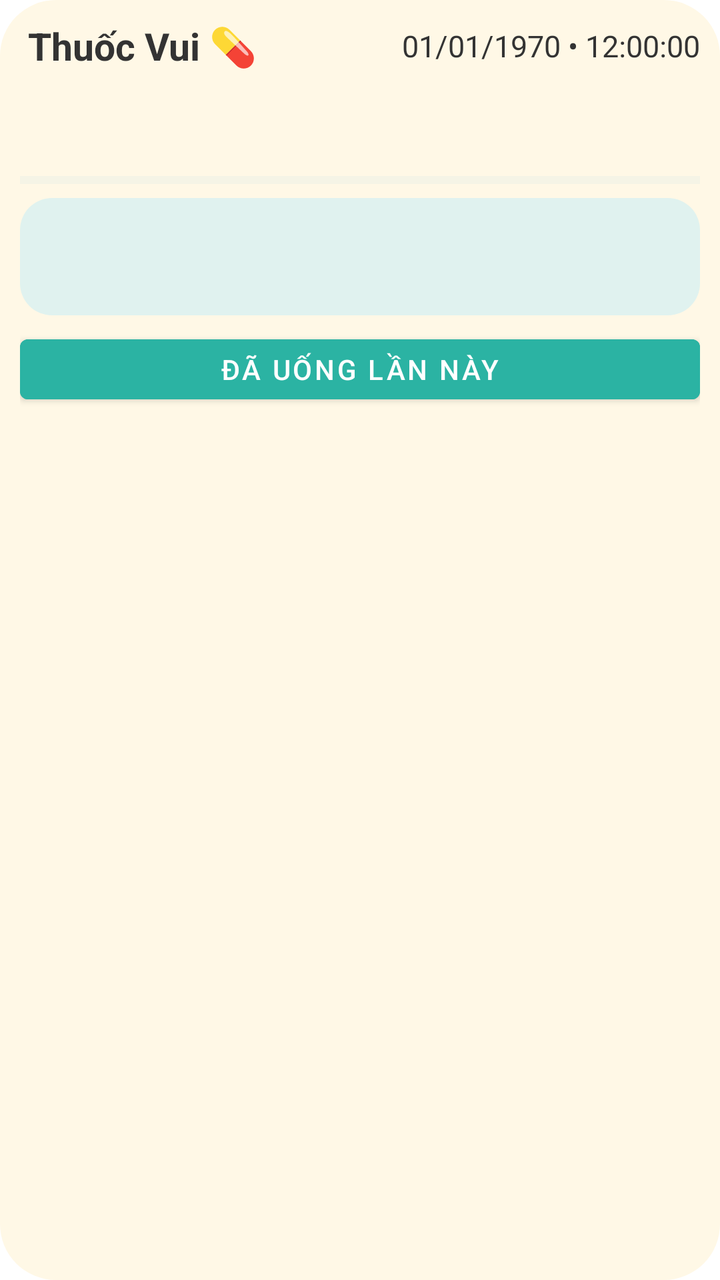
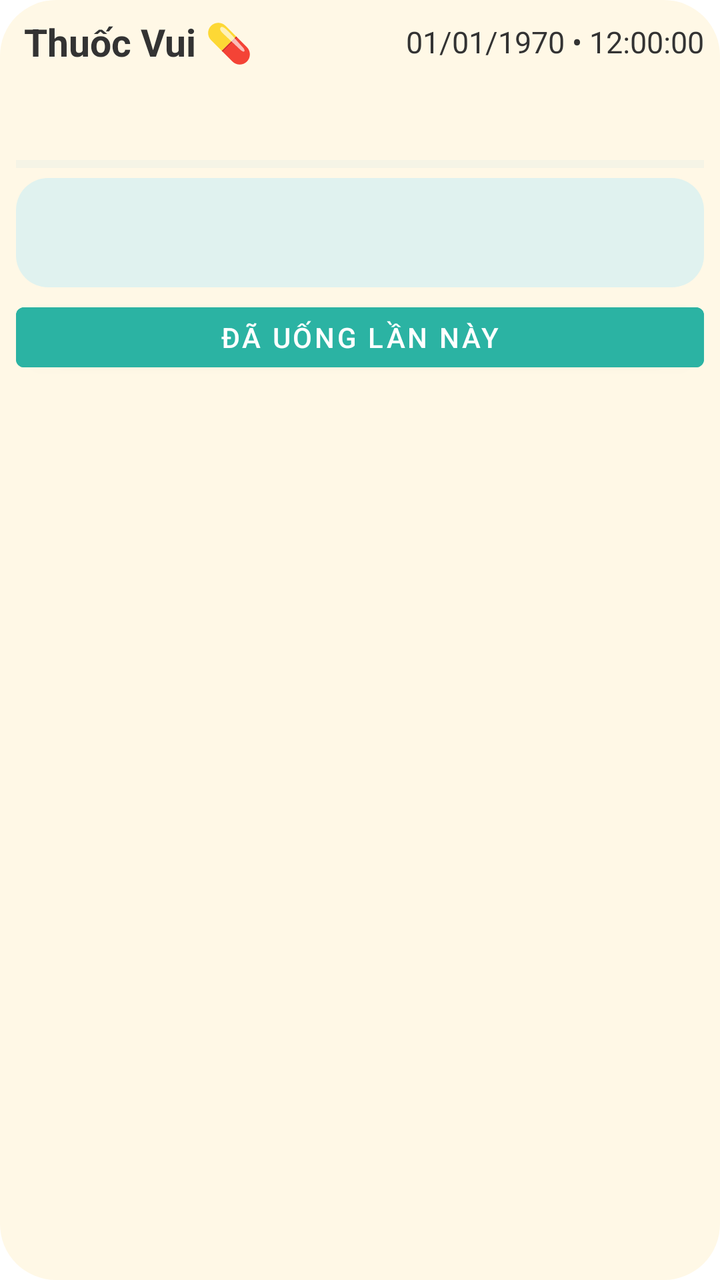

Before-and-after screenshots of an Android layout around one commit, followed by the original layout XML and the change that was made.
<!-- AndroidManifest.xml: fallback theme Theme.MaterialComponents.DayNight.NoActionBar -->
<!-- res/layout/thuoc_vui_widget.xml -->
<?xml version="1.0" encoding="utf-8"?>
<LinearLayout xmlns:android="http://schemas.android.com/apk/res/android"
    android:id="@+id/widget_container"
    android:layout_width="match_parent"
    android:layout_height="match_parent"
    android:layout_margin="4dp"
    android:orientation="vertical"
    android:background="@drawable/widget_background"
    android:padding="10dp">
    <LinearLayout
        android:layout_width="match_parent"
        android:layout_height="wrap_content"
        android:orientation="horizontal"
        android:gravity="center_vertical">
        <TextView
            android:id="@+id/widget_title"
            android:layout_width="0dp"
            android:layout_weight="1"
            android:layout_height="wrap_content"
            android:layout_marginLeft="4dp"
            android:text="Thuốc Vui 💊"
            android:textSize="19sp"
            android:textStyle="bold"
            android:textColor="#333333" />
        <TextClock
            android:id="@+id/widget_datetime"
            android:layout_width="wrap_content"
            android:layout_height="wrap_content"
            android:layout_marginLeft="8dp"
            android:textSize="15sp"
            android:textColor="#333333"
            android:format24Hour="dd/MM/yyyy • HH:mm:ss"
            android:format12Hour="dd/MM/yyyy • hh:mm:ss" />
    </LinearLayout>
    <TextView
        android:id="@+id/widget_pip"
        android:layout_width="match_parent"
        android:layout_height="wrap_content"
        android:layout_marginTop="4dp"
        android:textSize="14sp"
        android:textColor="#333333" />
    <TextView
        android:id="@+id/widget_progress"
        android:layout_width="match_parent"
        android:layout_height="wrap_content"
        android:layout_marginTop="4dp"
        android:textSize="15sp"
        android:textColor="#333333" />
    <ProgressBar
        android:id="@+id/widget_progress_bar"
        style="?android:attr/progressBarStyleHorizontal"
        android:layout_width="match_parent"
        android:layout_height="6dp"
        android:layout_marginTop="4dp"
        android:max="100"
        android:progress="0"
        android:progressTint="#2BB3A3"
        android:progressBackgroundTint="#D9E8E5" />
    <LinearLayout
        android:id="@+id/widget_next_card"
        android:layout_width="match_parent"
        android:layout_height="wrap_content"
        android:layout_marginTop="6dp"
        android:orientation="vertical"
        android:background="@drawable/next_card_light"
        android:padding="8dp">
        <TextView
            android:id="@+id/widget_next"
            android:layout_width="match_parent"
            android:layout_height="wrap_content"
            android:textSize="16sp"
            android:textStyle="bold"
            android:textColor="#333333" />
        <TextView
            android:id="@+id/widget_next_time"
            android:layout_width="match_parent"
            android:layout_height="wrap_content"
            android:layout_marginTop="2dp"
            android:textSize="14sp"
            android:textColor="#666666" />
    </LinearLayout>
    <Button
        android:id="@+id/widget_checkin"
        android:layout_width="match_parent"
        android:layout_height="wrap_content"
        android:layout_marginTop="6dp"
        android:minHeight="42dp"
        android:text="Đã uống lần này"
        android:textColor="#FFFFFF"
        android:backgroundTint="#2BB3A3" />
    <TextView
        android:id="@+id/widget_done"
        android:layout_width="match_parent"
        android:layout_height="wrap_content"
        android:layout_marginTop="6dp"
        android:text="🎉 Đã xong hôm nay!"
        android:textSize="16sp"
        android:textStyle="bold"
        android:visibility="gone" />
    <TextView
        android:id="@+id/widget_done_detail"
        android:layout_width="match_parent"
        android:layout_height="wrap_content"
        android:layout_marginTop="4dp"
        android:textSize="14sp"
        android:textColor="#333333"
        android:visibility="gone" />
</LinearLayout>
<!-- resources referenced by this layout -->
<resources>
  <!-- drawable next_card_light (drawable) -->
  <?xml version="1.0" encoding="utf-8"?>
  <shape xmlns:android="http://schemas.android.com/apk/res/android" android:shape="rectangle">
      <solid android:color="#FFE0F2EF" />
      <corners android:radius="16dp" />
  </shape>
  <!-- drawable widget_background (drawable) -->
  <?xml version="1.0" encoding="utf-8"?>
  <shape xmlns:android="http://schemas.android.com/apk/res/android" android:shape="rectangle">
      <solid android:color="#FFFFF8E6" />
      <corners android:radius="28dp" />
  </shape>
</resources>

<!-- the commit's change to res/layout/thuoc_vui_widget.xml (unified diff, before → after) -->
@@ -6,7 +6,7 @@
     android:layout_margin="4dp"
     android:orientation="vertical"
     android:background="@drawable/widget_background"
-    android:padding="10dp">
+    android:padding="8dp">
     <LinearLayout
         android:layout_width="match_parent"
         android:layout_height="wrap_content"
@@ -36,14 +36,16 @@
         android:id="@+id/widget_pip"
         android:layout_width="match_parent"
         android:layout_height="wrap_content"
-        android:layout_marginTop="4dp"
+        android:layout_marginTop="2dp"
+        android:maxLines="2"
+        android:ellipsize="end"
         android:textSize="14sp"
         android:textColor="#333333" />
     <TextView
         android:id="@+id/widget_progress"
         android:layout_width="match_parent"
         android:layout_height="wrap_content"
-        android:layout_marginTop="4dp"
+        android:layout_marginTop="2dp"
         android:textSize="15sp"
         android:textColor="#333333" />
     <ProgressBar
@@ -51,7 +53,7 @@
         style="?android:attr/progressBarStyleHorizontal"
         android:layout_width="match_parent"
         android:layout_height="6dp"
-        android:layout_marginTop="4dp"
+        android:layout_marginTop="2dp"
         android:max="100"
         android:progress="0"
         android:progressTint="#2BB3A3"
@@ -60,10 +62,10 @@
         android:id="@+id/widget_next_card"
         android:layout_width="match_parent"
         android:layout_height="wrap_content"
-        android:layout_marginTop="6dp"
+        android:layout_marginTop="4dp"
         android:orientation="vertical"
         android:background="@drawable/next_card_light"
-        android:padding="8dp">
+        android:padding="6dp">
         <TextView
             android:id="@+id/widget_next"
             android:layout_width="match_parent"
@@ -83,7 +85,7 @@
         android:id="@+id/widget_checkin"
         android:layout_width="match_parent"
         android:layout_height="wrap_content"
-        android:layout_marginTop="6dp"
+        android:layout_marginTop="4dp"
         android:minHeight="42dp"
         android:text="Đã uống lần này"
         android:textColor="#FFFFFF"
@@ -92,7 +94,7 @@
         android:id="@+id/widget_done"
         android:layout_width="match_parent"
         android:layout_height="wrap_content"
-        android:layout_marginTop="6dp"
+        android:layout_marginTop="4dp"
         android:text="🎉 Đã xong hôm nay!"
         android:textSize="16sp"
         android:textStyle="bold"
@@ -101,7 +103,7 @@
         android:id="@+id/widget_done_detail"
         android:layout_width="match_parent"
         android:layout_height="wrap_content"
-        android:layout_marginTop="4dp"
+        android:layout_marginTop="2dp"
         android:textSize="14sp"
         android:textColor="#333333"
         android:visibility="gone" />
